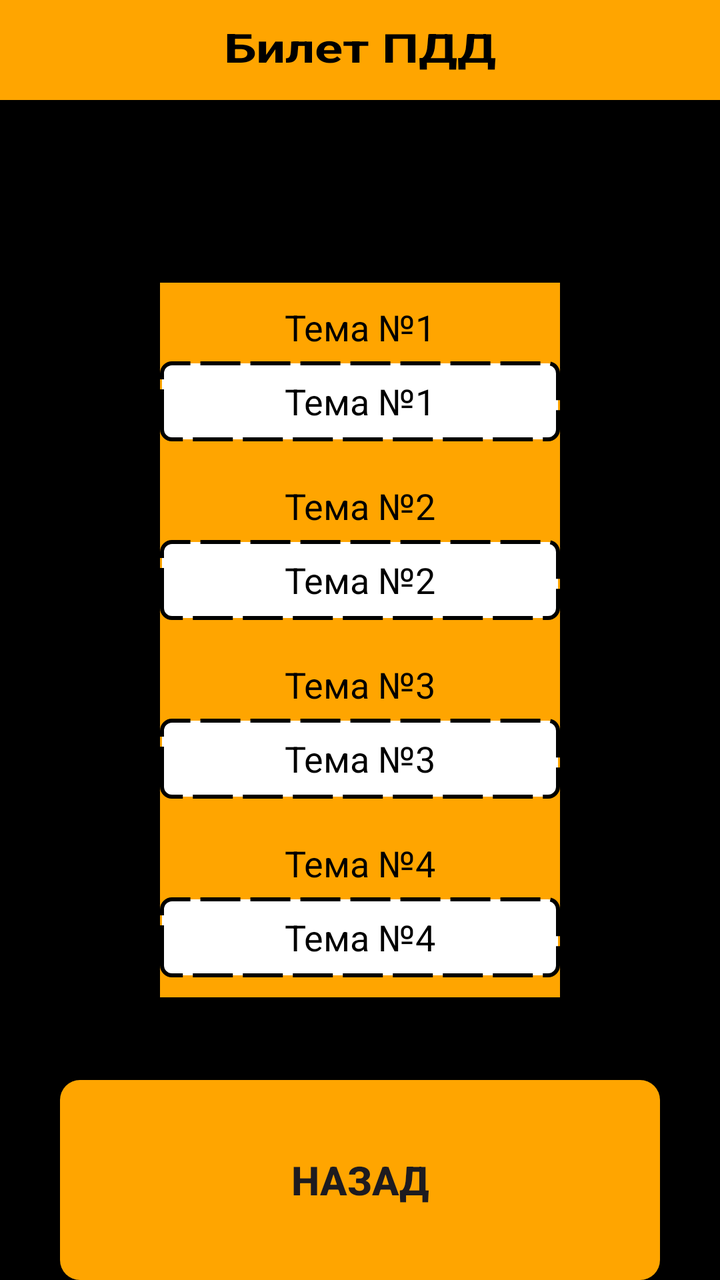
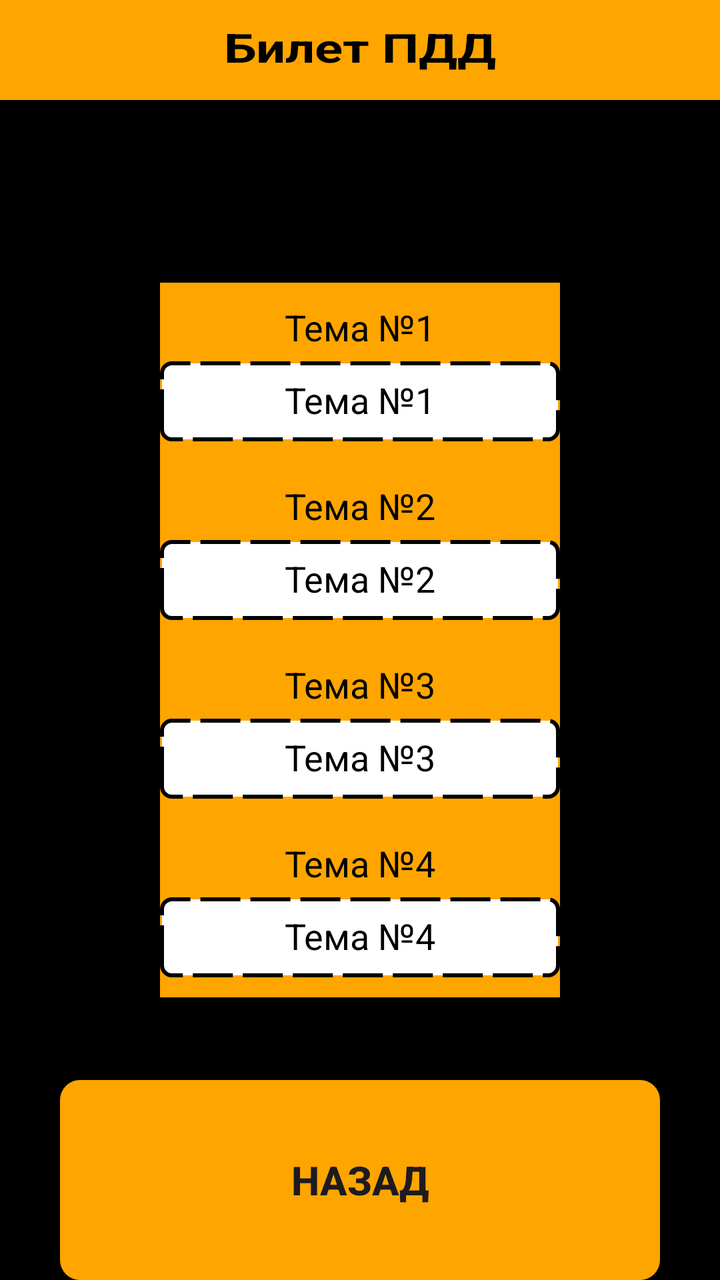

Screens rendered from an Android XML layout before and after an edit, with the pre-edit source and the edit as a unified diff.
<!-- AndroidManifest.xml: application theme Theme.Rmp_pr18_Romanov -->
<!-- res/layout/fragment_output.xml -->
<?xml version="1.0" encoding="utf-8"?>
<FrameLayout xmlns:android="http://schemas.android.com/apk/res/android"
    xmlns:tools="http://schemas.android.com/tools"
    android:layout_width="match_parent"
    android:layout_height="match_parent"
    tools:context=".OutputFragment"
    android:background="@color/black">

    <TextView
        android:layout_width="match_parent"
        android:layout_height="50dp"
        android:textSize="20sp"
        android:paddingTop="10dp"
        android:background="@drawable/rectangle"
        android:textScaleX="1.3"

        android:textAlignment="center"
        android:textColor="@color/black"
        android:textStyle="bold"
        android:text="@string/variantText" />

    <LinearLayout
        android:orientation="vertical"
        android:layout_width="wrap_content"
        android:layout_height="wrap_content"
        android:background="@drawable/rectangle"
        android:layout_gravity="center">
        <TextView
            android:layout_marginTop="10dp"
            android:layout_width="match_parent"
            android:layout_height="wrap_content"
            android:text="@string/theme1"
            android:textColor="@color/black"
            android:textAlignment="center"
            android:textSize="18sp"
            />

        <EditText
            android:inputType="none"
            android:layout_marginTop="5dp"
            android:layout_width="match_parent"
            android:layout_height="40dp"
            android:textColorHint="@color/black"
            android:hint="@string/theme1"
            android:background="@drawable/white_rectangle"
            android:textAlignment="center"

            />

        <TextView

            android:layout_marginTop="20dp"
            android:layout_width="match_parent"
            android:layout_height="wrap_content"
            android:text="@string/theme2"
            android:textColor="@color/black"
            android:textAlignment="center"
            android:textSize="18sp"
            />

        <EditText
            android:inputType="none"
            android:background="@drawable/white_rectangle"
            android:height="40dp"
            android:layout_marginTop="5dp"
            android:layout_width="match_parent"
            android:layout_height="wrap_content"
            android:textColorHint="@color/black"
            android:hint="@string/theme2"

            android:textAlignment="center"

            />

        <TextView

            android:layout_marginTop="20dp"
            android:layout_width="match_parent"
            android:layout_height="wrap_content"
            android:text="@string/theme3"
            android:textColor="@color/black"
            android:textAlignment="center"
            android:textSize="18sp"
            />

        <EditText
            android:inputType="none"
            android:background="@drawable/white_rectangle"
            android:height="40dp"
            android:layout_marginTop="5dp"
            android:layout_width="match_parent"
            android:layout_height="wrap_content"
            android:textColorHint="@color/black"
            android:hint="@string/theme3"

            android:textAlignment="center"

            />

        <TextView

            android:layout_marginTop="20dp"
            android:layout_width="match_parent"
            android:layout_height="wrap_content"
            android:text="@string/theme4"
            android:textColor="@color/black"
            android:textAlignment="center"
            android:textSize="18sp"
            />

        <EditText
            android:inputType="none"
            android:background="@drawable/white_rectangle"
            android:height="40dp"
            android:layout_marginTop="5dp"
            android:layout_width="match_parent"
            android:layout_height="wrap_content"
            android:textColorHint="@color/black"
            android:hint="@string/theme4"

            android:textAlignment="center"

            android:layout_marginBottom="10dp"

            />

    </LinearLayout>

    <RelativeLayout
        android:layout_gravity="bottom"
        android:layout_width="match_parent"
        android:layout_height="wrap_content">

        <androidx.appcompat.widget.AppCompatButton
            android:layout_width="300dp"

            android:layout_height="100dp"
            android:textAlignment="center"
            android:text="@string/GoBack"
            android:textSize="20sp"
            android:textStyle="bold"

            android:layout_centerHorizontal="true"
            android:background="@drawable/button_rectangle"
            android:onClick="BackBtn"/>
    </RelativeLayout>

</FrameLayout>
<!-- resources referenced by this layout -->
<resources>
  <color name="black">#FF000000</color>
  <!-- drawable button_rectangle (drawable) -->
  <?xml version="1.0" encoding="utf-8"?>
  <shape xmlns:android="http://schemas.android.com/apk/res/android">
      <size android:height="100dp" android:width="100dp"/>
      <corners android:radius="10dp"/>
      <solid android:color="@color/orange"/>
  
  </shape>
  <!-- drawable rectangle (drawable) -->
  <?xml version="1.0" encoding="utf-8"?>
  <shape xmlns:android="http://schemas.android.com/apk/res/android">
  <size android:height="200dp" android:width="200dp"/>
      <solid android:color="@color/orange"/>
  
  </shape>
  <!-- drawable white_rectangle (drawable) -->
  <?xml version="1.0" encoding="utf-8"?>
  <shape xmlns:android="http://schemas.android.com/apk/res/android">
  <solid android:color="@color/white"/>
      <corners android:radius="5dp"/>
      <stroke android:color="@color/black" android:width="2dp" android:dashWidth="20dp" android:dashGap="5dp"/>
  
  </shape>
  <string name="GoBack">Назад</string>
  <string name="theme1">Тема №1</string>
  <string name="theme2">Тема №2</string>
  <string name="theme3">Тема №3</string>
  <string name="theme4">Тема №4</string>
  <string name="variantText">Билет ПДД</string>
  <style name="Theme.Rmp_pr18_Romanov" parent="Base.Theme.Rmp_pr18_Romanov" />
  <color name="orange">#FFA500</color>
  <color name="white">#FFFFFFFF</color>
  <style name="Base.Theme.Rmp_pr18_Romanov" parent="Theme.Material3.DayNight.NoActionBar">
          
          
      </style>
</resources>

<!-- the commit's change to res/layout/fragment_output.xml (unified diff, before → after) -->
@@ -35,15 +35,18 @@
             android:textSize="18sp"
             />
 
-        <EditText
-            android:inputType="none"
+        <TextView
+            android:paddingTop="7dp"
+            android:textSize="18sp"
             android:layout_marginTop="5dp"
             android:layout_width="match_parent"
             android:layout_height="40dp"
             android:textColorHint="@color/black"
             android:hint="@string/theme1"
             android:background="@drawable/white_rectangle"
+
             android:textAlignment="center"
+            android:id="@+id/themeOutput1"
 
             />
 
@@ -58,7 +61,9 @@
             android:textSize="18sp"
             />
 
-        <EditText
+        <TextView
+            android:paddingTop="7dp"
+            android:textSize="18sp"
             android:inputType="none"
             android:background="@drawable/white_rectangle"
             android:height="40dp"
@@ -69,6 +74,8 @@
             android:hint="@string/theme2"
 
             android:textAlignment="center"
+
+            android:id="@+id/themeOutput2"
 
             />
 
@@ -83,7 +90,9 @@
             android:textSize="18sp"
             />
 
-        <EditText
+        <TextView
+            android:paddingTop="7dp"
+            android:textSize="18sp"
             android:inputType="none"
             android:background="@drawable/white_rectangle"
             android:height="40dp"
@@ -94,6 +103,8 @@
             android:hint="@string/theme3"
 
             android:textAlignment="center"
+
+            android:id="@+id/themeOutput3"
 
             />
 
@@ -108,7 +119,9 @@
             android:textSize="18sp"
             />
 
-        <EditText
+        <TextView
+            android:paddingTop="7dp"
+            android:textSize="18sp"
             android:inputType="none"
             android:background="@drawable/white_rectangle"
             android:height="40dp"
@@ -122,6 +135,8 @@
 
             android:layout_marginBottom="10dp"
 
+            android:id="@+id/themeOutput4"
+
             />
 
     </LinearLayout>
@@ -132,6 +147,7 @@
         android:layout_height="wrap_content">
 
         <androidx.appcompat.widget.AppCompatButton
+            android:id="@+id/goBackBtn"
             android:layout_width="300dp"
 
             android:layout_height="100dp"
@@ -141,8 +157,8 @@
             android:textStyle="bold"
 
             android:layout_centerHorizontal="true"
-            android:background="@drawable/button_rectangle"
-            android:onClick="BackBtn"/>
+            android:background="@drawable/button_rectangle"/>
+
     </RelativeLayout>
 
 </FrameLayout>
